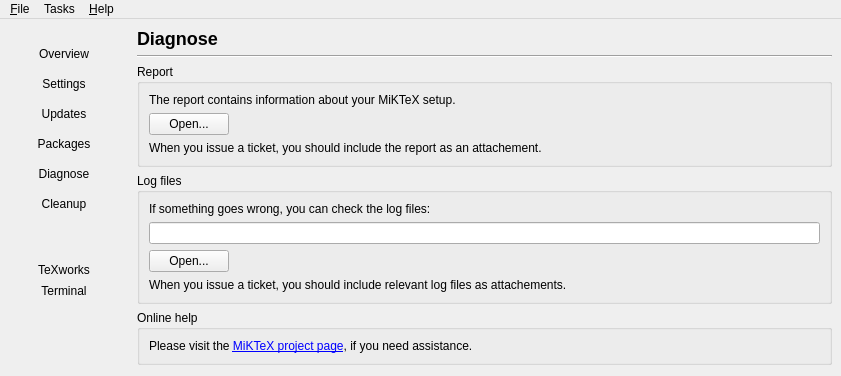
This is Programs/MiKTeX/Console/Qt/mainwindow.ui in MiKTeX/miktex as Qt 5 draws it before an edit; both pictures show x 0 to 841 and y 0 to 376 of the 841 by 1058 pixel window. The edited form follows.
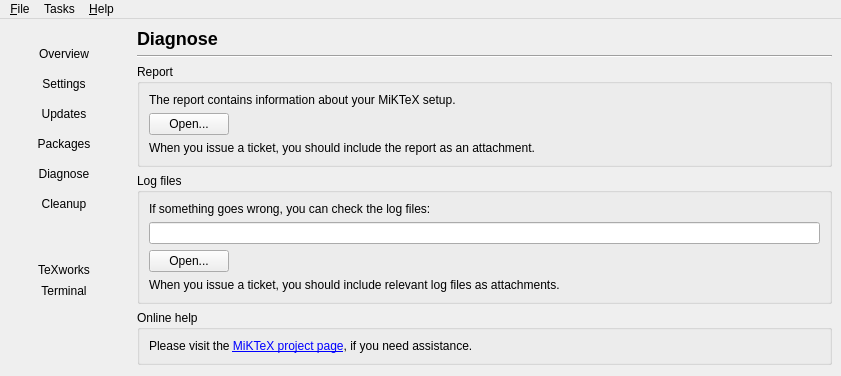
This is the edited form. The open tabs and pages were chosen to show the change. Icons and pictures are not drawn.

Diff of the .ui file:
```diff
--- a/Programs/MiKTeX/Console/Qt/mainwindow.ui
+++ b/Programs/MiKTeX/Console/Qt/mainwindow.ui
@@ -1725,7 +1725,7 @@
               <item>
                <widget class="QLabel" name="label_17x_2">
                 <property name="text">
-                 <string>When you issue a ticket, you should include the report as an attachement.</string>
+                 <string>When you issue a ticket, you should include the report as an attachment.</string>
                 </property>
                </widget>
               </item>
@@ -1779,7 +1779,7 @@
               <item>
                <widget class="QLabel" name="label_17x_3">
                 <property name="text">
-                 <string>When you issue a ticket, you should include relevant log files as attachements.</string>
+                 <string>When you issue a ticket, you should include relevant log files as attachments.</string>
                 </property>
                </widget>
               </item>
```
Left out of the diff: 4 changed lines with no effect on the pictures.
